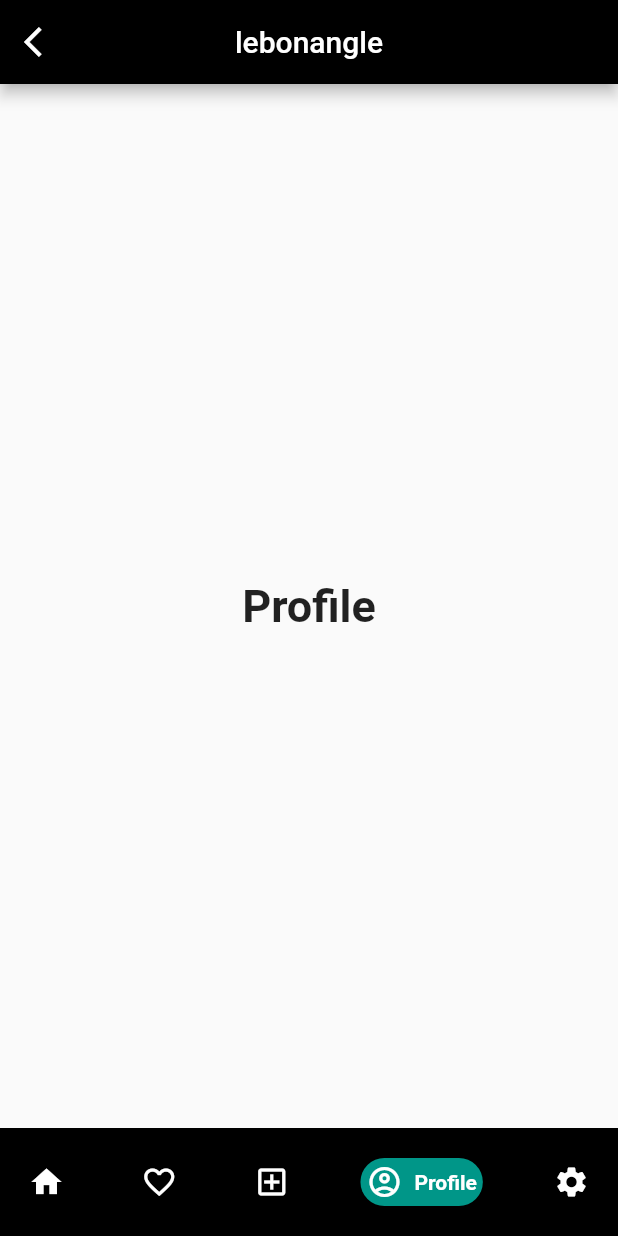
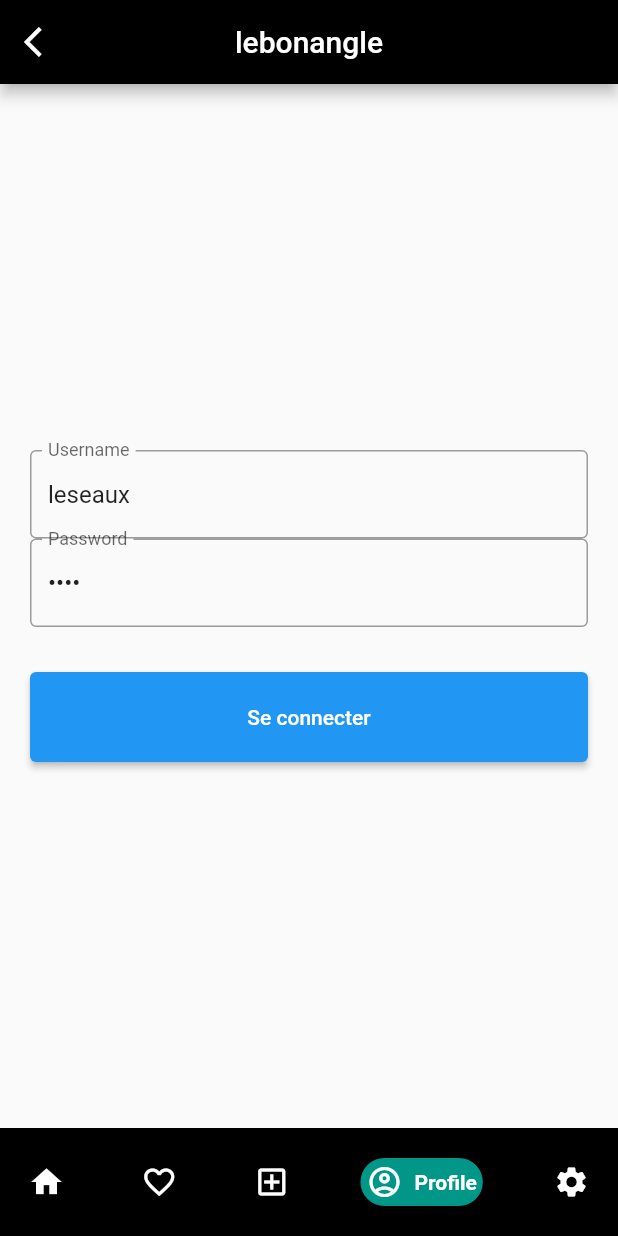
Before and after one commit to VODMANN/SAE_Mobile, a Flutter app: the navBar screen opened directly, item 4 of the bottom bar chosen, on a phone screen of 412 x 824 dp. Run offline on Flutter 3.47's test engine with Material 2 defaults, Android fonts, the phone set to English and light mode, and no system bars; drawn by our look-alikes of google_nav_bar; our stand-ins replace get_it, lottie, smooth_page_indicator; network calls fail.

Commit message:
models créé, login a finir

```diff
--- a/lebonangle/lib/intro_screens/navbar.dart
+++ b/lebonangle/lib/intro_screens/navbar.dart
@@ -3,6 +3,7 @@
 import 'package:flutter/material.dart';
 import 'package:google_nav_bar/google_nav_bar.dart';
 import 'package:lebonangle/screens/accueil.dart';
+import 'package:lebonangle/screens/login_screen.dart';
 import 'package:lebonangle/screens/settings.dart';
 
 class navBar extends StatefulWidget {
@@ -16,7 +17,7 @@ class _navBarState extends State<navBar> {
   int _selectedIndex = 0;
   static const TextStyle optionStyle =
       TextStyle(fontSize: 30, fontWeight: FontWeight.w600);
-  static const List<Widget> _widgetOptions = <Widget>[
+  static final List<Widget> _widgetOptions = <Widget>[
     pageAccueil(),
     Text(
       "Favoris",
@@ -26,10 +27,7 @@ class _navBarState extends State<navBar> {
       "Publier",
       style: optionStyle,
     ),
-    Text(
-      "Profile",
-      style: optionStyle,
-    ),
+    LoginScreen(),
     pageSettings()
   ];
 
--- /dev/null
+++ b/lebonangle/lib/models/cart.dart
@@ -0,0 +1,25 @@
+class Cart {
+  int id;
+  int userId;
+  DateTime date;
+  List<dynamic> products;
+
+  Cart({
+    required this.id,
+    required this.userId,
+    required this.date,
+    required this.products,
+  });
+
+  factory Cart.fromJson(Map<String, dynamic> data) {
+    return Cart(
+        id: data['id'],
+        userId: data['userId'],
+        date: DateTime.parse(data['date']),
+        products: data['products']);
+  }
+
+  Map<String, dynamic> toJson() {
+    return {'id': id, 'userId': userId, 'date': date, 'products': products};
+  }
+}
--- /dev/null
+++ b/lebonangle/lib/models/cart_update.dart
@@ -0,0 +1,29 @@
+class CartUpdate {
+  int? id;
+  int userId;
+  DateTime date;
+  List<Map<String, dynamic>> products;
+
+  CartUpdate({
+    this.id,
+    required this.userId,
+    required this.date,
+    required this.products,
+  });
+
+  factory CartUpdate.fromJson(Map<String, dynamic> data) {
+    return CartUpdate(
+        id: data['id'],
+        userId: data['userId'],
+        date: data['date'],
+        products: data['products']);
+  }
+
+  Map<String, dynamic> toJson() {
+    return {
+      'userId': userId,
+      'date': date.toIso8601String(),
+      'products': products
+    };
+  }
+}
--- /dev/null
+++ b/lebonangle/lib/models/user.dart
@@ -0,0 +1,33 @@
+class User {
+  int id;
+  String email;
+  String username;
+  String password;
+  String name;
+
+  User(
+      {required this.id,
+      required this.email,
+      required this.username,
+      required this.password,
+      required this.name});
+
+  factory User.fromJson(Map<String, dynamic> data) {
+    return User(
+        id: data['id'],
+        email: data['email'],
+        username: data['username'],
+        password: data['password'],
+        name: data['name']);
+  }
+
+  Map<String, dynamic> toJson() {
+    return {
+      'id': id,
+      'email': email,
+      'username': username,
+      'password': password,
+      'name': name
+    };
+  }
+}
--- /dev/null
+++ b/lebonangle/lib/models/user_login.dart
@@ -0,0 +1,10 @@
+class UserLogin {
+  String username;
+  String password;
+
+  UserLogin({required this.username, required this.password});
+
+  Map<String, dynamic> toJson() {
+    return {'username': username, 'password': password};
+  }
+}
--- a/lebonangle/lib/onboarding_screen.dart
+++ b/lebonangle/lib/onboarding_screen.dart
@@ -1,3 +1,5 @@
+// ignore_for_file: prefer_final_fields, prefer_const_constructors
+
 import 'package:flutter/material.dart';
 import 'package:lebonangle/intro_screens/intro_page1.dart';
 import 'package:lebonangle/intro_screens/intro_page2.dart';
--- /dev/null
+++ b/lebonangle/lib/screens/login_screen.dart
@@ -0,0 +1,78 @@
+// ignore_for_file: use_build_context_synchronously
+
+import 'package:flutter/material.dart';
+import 'package:get_it/get_it.dart';
+import 'package:lebonangle/api_service.dart';
+import 'package:lebonangle/screens/accueil.dart';
+
+class LoginScreen extends StatelessWidget {
+  LoginScreen({super.key});
+
+  final TextEditingController nameCtrl = TextEditingController(text: 'leseaux');
+  final TextEditingController passwordCtrl =
+      TextEditingController(text: 'test');
+
+  ApiService get service => GetIt.I<ApiService>();
+
+  @override
+  Widget build(BuildContext context) {
+    return Scaffold(
+      body: Container(
+        margin: const EdgeInsets.all(20),
+        child: Column(
+          mainAxisAlignment: MainAxisAlignment.center,
+          crossAxisAlignment: CrossAxisAlignment.stretch,
+          children: [
+            TextField(
+              controller: nameCtrl,
+              decoration: const InputDecoration(
+                labelText: 'Username',
+                border: OutlineInputBorder(),
+              ),
+            ),
+            TextField(
+              controller: passwordCtrl,
+              decoration: const InputDecoration(
+                labelText: 'Password',
+                border: OutlineInputBorder(),
+              ),
+              obscureText: true,
+            ),
+            const SizedBox(height: 30),
+            SizedBox(
+              height: 60,
+              child: ElevatedButton(
+                onPressed: () async {
+                  final getToken = await service.login(
+                    nameCtrl.text,
+                    passwordCtrl.text,
+                  );
+                  if (getToken != null && getToken['token'] != null) {
+                    ScaffoldMessenger.of(context).showSnackBar(const SnackBar(
+                      content: Text('Vous êtes connecté'),
+                      backgroundColor: Colors.teal,
+                    ));
+                    Future.delayed(
+                        const Duration(seconds: 2),
+                        () => Navigator.pushReplacement(
+                              context,
+                              MaterialPageRoute(
+                                builder: (_) => const pageAccueil(),
+                              ),
+                            ));
+                  } else {
+                    ScaffoldMessenger.of(context).showSnackBar(const SnackBar(
+                      content: Text('Mot de passe invalide'),
+                      backgroundColor: Colors.red,
+                    ));
+                  }
+                },
+                child: Text('Se connecter'),
+              ),
+            )
+          ],
+        ),
+      ),
+    );
+  }
+}
--- a/lebonangle/pubspec.yaml
+++ b/lebonangle/pubspec.yaml
@@ -19,7 +19,7 @@ publish_to: 'none' # Remove this line if you wish to publish to pub.dev
 version: 1.0.0+1
 
 environment:
-  sdk: '2.19.6'
+  sdk: '3.0.0-348.0.dev'
 
 # Dependencies specify other packages that your package needs in order to work.
 # To automatically upgrade your package dependencies to the latest versions
```
Also changed, not shown: lebonangle/lib/api_service.dart (+65 -5 lines), lebonangle/lib/screens/accueil.dart (+27 -19 lines), lebonangle/lib/screens/detail_produit.dart (+17 -16 lines), lebonangle/lib/models/products.dart (renamed from lebonangle/lib/intro_screens/products.dart), lebonangle/pubspec.lock.
